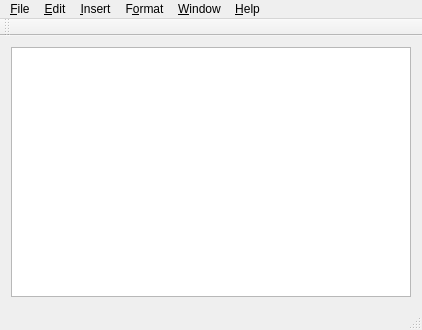
This is mainwindow.ui in kakitgogogo/Editor as Qt 5 draws it before an edit. The edited form follows.
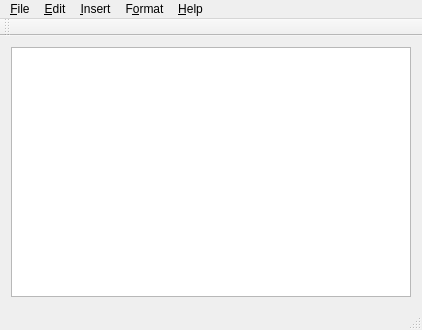
This is the edited form.

Diff of the .ui file:
```diff
--- a/mainwindow.ui
+++ b/mainwindow.ui
@@ -13,6 +13,9 @@
   <property name="windowTitle">
    <string>MainWindow</string>
   </property>
+  <property name="styleSheet">
+   <string notr="true"/>
+  </property>
   <widget class="QWidget" name="centralWidget">
    <layout class="QGridLayout" name="gridLayout">
     <item row="0" column="0">
@@ -56,14 +59,6 @@
     <addaction name="separator"/>
     <addaction name="actionFind"/>
    </widget>
-   <widget class="QMenu" name="menuWindow">
-    <property name="title">
-     <string>&amp;Window</string>
-    </property>
-    <addaction name="actionNewWinodw"/>
-    <addaction name="actionClose"/>
-    <addaction name="actionCloseAll"/>
-   </widget>
    <widget class="QMenu" name="menuHelp">
     <property name="title">
      <string>&amp;Help</string>
@@ -106,7 +101,6 @@
    <addaction name="menuEdit"/>
    <addaction name="menu_Insert"/>
    <addaction name="menuFormat"/>
-   <addaction name="menuWindow"/>
    <addaction name="menuHelp"/>
   </widget>
   <widget class="QToolBar" name="mainToolBar">
```
Left out of the diff: 24 changed lines with no effect on the pictures.
